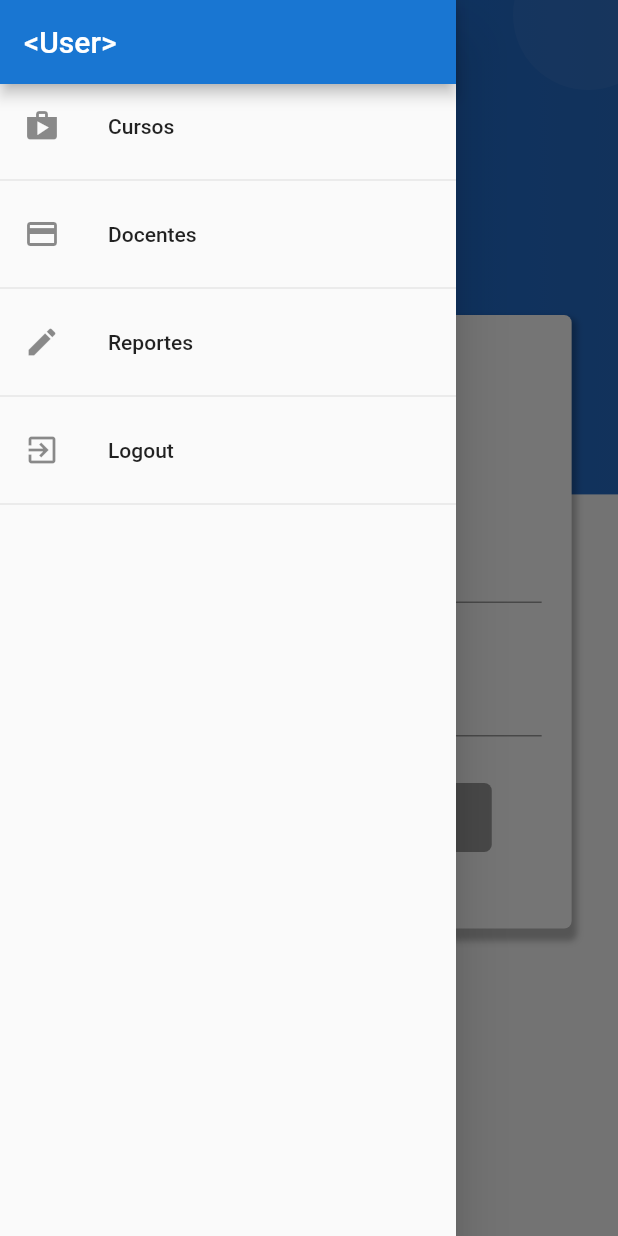
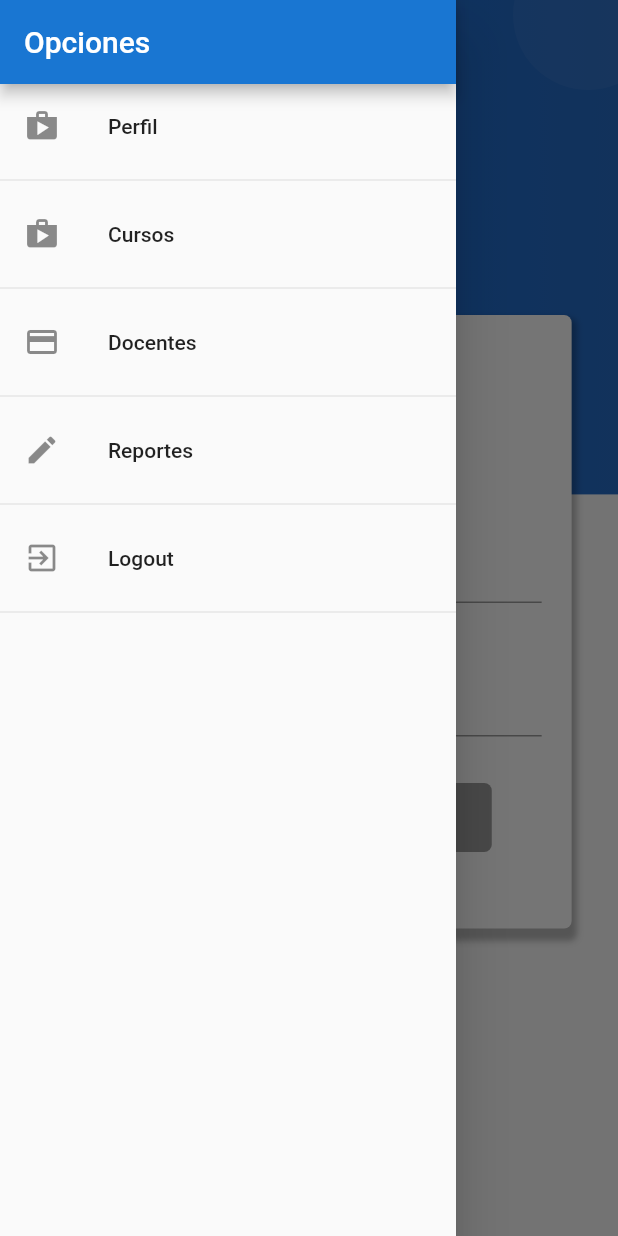
Before and after one commit to richardPumapillo/app_matricula_proy_final, a Flutter app: the RegistroPage screen opened by its route, with the side drawer open, on a phone screen of 412 x 824 dp. Run offline on Flutter 3.47's test engine with Material 2 defaults, Android fonts, the phone set to English and light mode, and no system bars; our stand-ins replace image_picker, rxdart, shared_preferences; missing offline and left inert: mime_type; accounts and stored records are empty; statements that could not run were skipped.

Commit message:
se agrego el moduló de perfil

```diff
--- a/lib/main.dart
+++ b/lib/main.dart
@@ -1,6 +1,8 @@
+import 'package:flutter/material.dart';
+
 import 'package:app_matricula_proy_final/src/pages/docente_list.dart';
 import 'package:app_matricula_proy_final/src/pages/docente_page.dart';
-import 'package:flutter/material.dart';
+import 'package:app_matricula_proy_final/src/pages/perfil_page.dart';
 
 import 'package:app_matricula_proy_final/src/bloc/provider.dart';
 
@@ -36,6 +38,7 @@ class MyApp extends StatelessWidget {
           'producto': (BuildContext context) => ProductoPage(),
           'docenteList': (BuildContext context) => DocenteListPage(),
           'docente': (BuildContext context) => DocentePage(),
+          'perfil': (BuildContext context) => PerfilPage()
         },
         theme: ThemeData(
           primaryColor: Colors.blue[700],
--- a/lib/src/pages/login_page.dart
+++ b/lib/src/pages/login_page.dart
@@ -135,7 +135,7 @@ class LoginPage extends StatelessWidget {
     Map info = await usuarioProvider.login(bloc.email, bloc.password);
 
     if (info['ok']) {
-      Navigator.pushReplacementNamed(context, 'home');
+      Navigator.pushReplacementNamed(context, 'perfil');
     } else {
       mostrarAlerta(context, info['mensaje']);
     }
--- a/lib/src/widget/app_drawer.dart
+++ b/lib/src/widget/app_drawer.dart
@@ -7,10 +7,18 @@ class AppDrawer extends StatelessWidget {
       child: Column(
         children: <Widget>[
           AppBar(
-            title: Text("<User>"),
+            title: Text("Opciones"),
             automaticallyImplyLeading: false,
           ),
           // Divider(),
+          ListTile(
+            leading: Icon(Icons.shop),
+            title: Text("Perfil"),
+            onTap: () {
+              Navigator.pushReplacementNamed(context, 'perfil');
+            },
+          ),
+          Divider(),
           ListTile(
             leading: Icon(Icons.shop),
             title: Text("Cursos"),
@@ -40,7 +48,7 @@ class AppDrawer extends StatelessWidget {
             title: Text("Logout"),
             onTap: () {
               Navigator.of(context).pop();
-             // Provider.of<Auth>(context, listen: false).logout();
+              // Provider.of<Auth>(context, listen: false).logout();
             },
           ),
           Divider()
```
Also changed, not shown: lib/src/pages/perfil_page.dart (+23 -0 lines).
